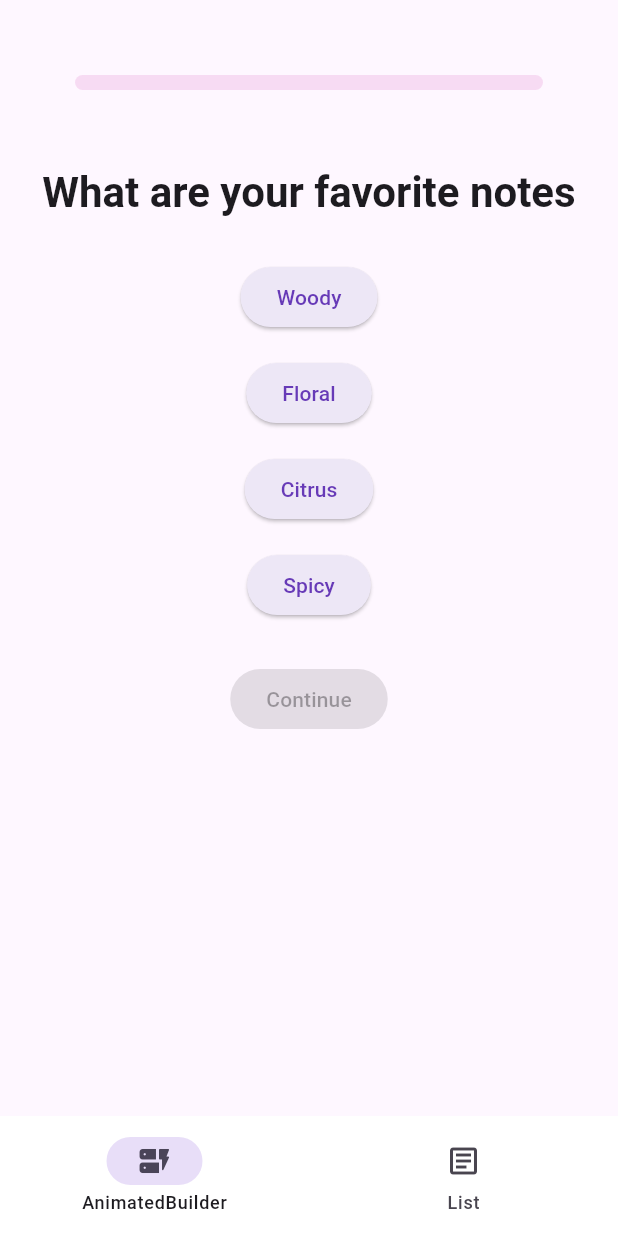
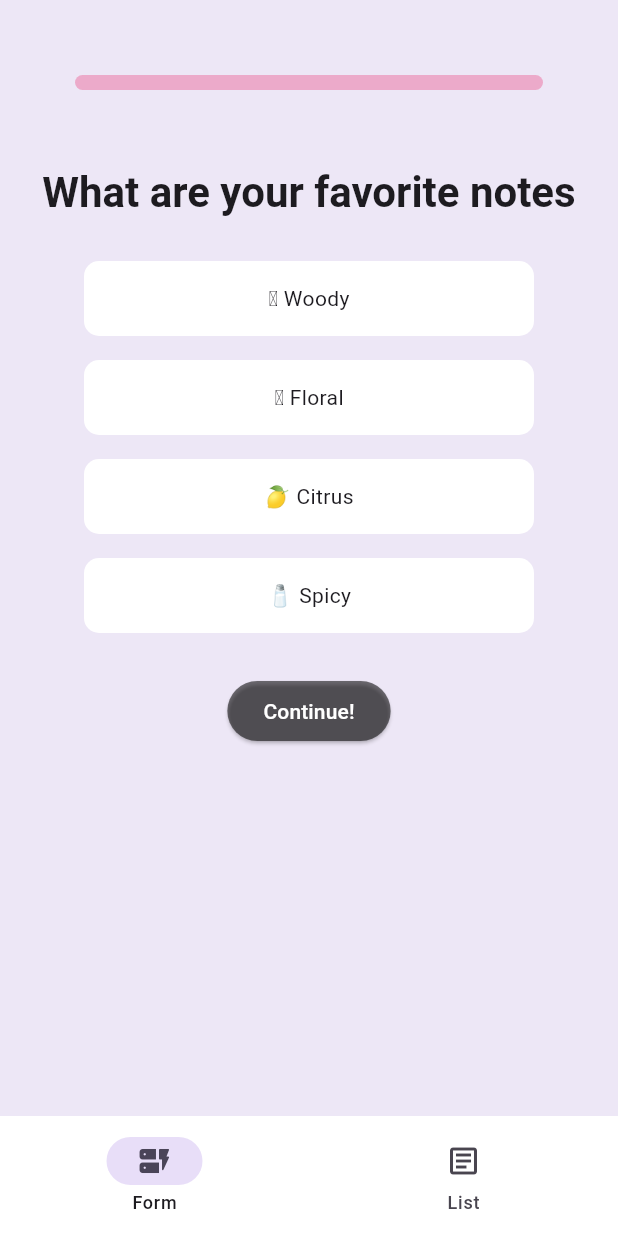
Before and after one commit to sidneyaguirre/animations, a Flutter app: the screen it shows after launch, on a phone screen of 412 x 824 dp. Run offline on Flutter 3.47's test engine with Material 2 defaults, Android fonts, the phone set to English and light mode, and no system bars; our stand-ins replace go_router.

Commit message:
+ progress on continue

```diff
--- a/lib/src/animated_widgets/form.dart
+++ b/lib/src/animated_widgets/form.dart
@@ -1,4 +1,3 @@
-import 'package:animations/animations.dart';
 import 'package:flutter/material.dart';
 import 'package:go_router/go_router.dart';
 
@@ -8,6 +7,7 @@ class FormScreen extends StatelessWidget {
   @override
   Widget build(BuildContext context) {
     return Scaffold(
+      backgroundColor: Colors.deepPurple.shade50,
       body: Center(
         child: PerfumeForm(),
       ),
@@ -26,71 +26,72 @@ class _PerfumeFormState extends State<PerfumeForm> {
   static const List<Map<String, List<String>>> _questions = [
     {
       'What are your favorite notes': [
-        'Woody',
-        'Floral',
-        'Citrus',
-        'Spicy',
+        '🪵 Woody',
+        '🪷 Floral',
+        '🍋 Citrus',
+        '🧂 Spicy',
       ],
     },
     {
       'What perfume longevity do you prefer?': [
-        'Weak',
-        'Moderate',
-        'Long lasting',
-        'Eternal'
+        '☁️ Weak',
+        '🌥 Moderate',
+        '⛅️ Long lasting',
+        '☀️ Eternal'
       ]
     },
     {
       'What perfume sillage do you prefer?': [
-        'Intimate',
-        'Moderate',
-        'Strong',
-        'Enormous',
+        '🔇 Intimate',
+        '🔈 Moderate',
+        '🔉 Strong',
+        '🔊 Enormous',
       ]
     },
     {
       'What gender perfume are you looking for?': [
-        'Female',
-        'Unisex',
-        'Male',
+        '🌔 Female',
+        '🌗 Unisex',
+        '🌖 Male',
       ]
     },
     {
       'What perfume category are you looking for?': [
-        'Catalog',
-        'Commercial',
-        'Niche',
+        '🗂 Catalog',
+        '🛍️ Commercial',
+        '🧧 Niche',
       ]
     },
   ];
 
-  final _responses = <double>[];
+  final _responses = <String>[];
 
   double _formProgress = 0.0;
   int _questionIndex = 0;
+  String? _response;
 
-  bool _canContinue() {
-    return _responses.length - 1 == _questionIndex &&
-        _questionIndex < _questions.length - 1;
-  }
-
-  void _continue() {
-    _questionIndex += 1;
+  @override
+  void didChangeDependencies() {
+    super.didChangeDependencies();
+    _response = null;
     setState(() {});
   }
 
   void _showPerfumeScreen() {
+    _responses.add(_response!);
     context.go('/perfume');
   }
 
+  void _onSelectResponse(String value) {
+    _response = value;
+    setState(() {});
+  }
+
   void _updateFormProgress() {
-    _responses.add(_formProgress);
+    _responses.add(_response!);
+    _questionIndex += 1;
+    _formProgress += 1 / _questions.length;
 
-    if (_responses.length - 1 == _questionIndex) {
-      _formProgress += 1 / _questions.length;
-    } else if (_responses.length > _questionIndex) {
-      _responses.removeLast();
-    }
     setState(() {});
   }
 
@@ -98,12 +99,16 @@ class _PerfumeFormState extends State<PerfumeForm> {
   Widget build(BuildContext context) {
     var question = _questions.elementAt(_questionIndex);
 
-    return Column(
+    return AnimatedSwitcher(
+      duration: Duration(milliseconds: 500),
+      child: Column(
         mainAxisSize: MainAxisSize.max,
         children: [
           AnimatedProgressIndicator(progress: _formProgress),
           FormQuestion(
-          onSelectedOption: _updateFormProgress,
+            onSelectedOption: (String value) {
+              _onSelectResponse.call(value);
+            },
             options: question.values.first,
             question: question.keys.first,
           ),
@@ -124,17 +129,20 @@ class _PerfumeFormState extends State<PerfumeForm> {
                       : Colors.black54;
                 }),
               ),
-            onPressed: _canContinue()
-                ? _continue
-                : _responses.length == 5
+              onPressed:
+                  _response != null && _questionIndex < _questions.length - 1
+                      ? _updateFormProgress
+                      : _responses.length < _questions.length
                           ? _showPerfumeScreen
                           : null,
-            child: _formProgress != 1 && _questionIndex < _questions.length - 1
-                ? const Text('Continue')
-                : Text('Finish!'),
+              child:
+                  _response != null && _questionIndex == _questions.length - 1
+                      ? const Text('Finish')
+                      : const Text('Continue!'),
             ),
           ),
         ],
+      ),
     );
   }
 }
@@ -169,23 +177,19 @@ class _AnimatedProgressIndicatorState extends State<AnimatedProgressIndicator>
 
     final colorTween = TweenSequence([
       TweenSequenceItem(
-        tween: ColorTween(
-            begin: AppTheme.violetPastel, end: AppTheme.salmonPastel),
+        tween: ColorTween(begin: Colors.pink, end: Colors.red),
         weight: 1,
       ),
       TweenSequenceItem(
-        tween: ColorTween(
-            begin: AppTheme.salmonPastel, end: AppTheme.orangePastel),
+        tween: ColorTween(begin: Colors.red, end: Colors.orange),
         weight: 1,
       ),
       TweenSequenceItem(
-        tween: ColorTween(
-            begin: AppTheme.orangePastel, end: AppTheme.yellowPastel),
+        tween: ColorTween(begin: Colors.orange, end: Colors.yellow),
         weight: 1,
       ),
       TweenSequenceItem(
-        tween: ColorTween(
-            begin: AppTheme.yellowPastel, end: AppTheme.greenApplePastel),
+        tween: ColorTween(begin: Colors.yellow, end: Colors.green),
         weight: 1,
       ),
     ]);
@@ -209,7 +213,7 @@ class _AnimatedProgressIndicatorState extends State<AnimatedProgressIndicator>
         child: ClipRRect(
           borderRadius: BorderRadius.all(Radius.circular(10)),
           child: LinearProgressIndicator(
-            backgroundColor: _colorAnimation.value?.withOpacity(0.5),
+            backgroundColor: _colorAnimation.value?.withOpacity(0.3),
             minHeight: 10.0,
             value: _curveAnimation.value,
             valueColor: _colorAnimation,
@@ -228,7 +232,7 @@ class FormQuestion extends StatefulWidget {
     required this.question,
   });
 
-  final VoidCallback onSelectedOption;
+  final Function(String) onSelectedOption;
   final List<String> options;
   final String question;
 
@@ -247,6 +251,45 @@ class _FormQuestionState extends State<FormQuestion> {
     }
   }
 
+  List<Widget> _buildOptionCards() {
+    final options = <Widget>[];
+    for (var bIndex = 0; bIndex < widget.options.length; bIndex++) {
+      final selected = _selectedIndex != null && _selectedIndex == bIndex;
+
+      options.add(
+        Padding(
+          padding: const EdgeInsets.all(8),
+          child: GestureDetector(
+            onTap: () {
+              _selectedIndex = bIndex;
+              widget.onSelectedOption.call(widget.options.elementAt(bIndex));
+            },
+            child: Container(
+              decoration: BoxDecoration(
+                border: selected
+                    ? Border.all(color: Colors.deepPurple.shade300, width: 2)
+                    : null,
+                borderRadius: const BorderRadius.all(Radius.circular(10)),
+                color: selected ? Colors.deepPurple.shade100 : Colors.white,
+              ),
+              alignment: Alignment.center,
+              height: 50,
+              width: 300,
+              child: Text(
+                widget.options.elementAt(bIndex),
+                style: TextStyle(
+                  fontWeight: selected ? FontWeight.bold : FontWeight.normal,
+                ),
+              ),
+            ),
+          ),
+        ),
+      );
+    }
+
+    return options;
+  }
+
   @override
   Widget build(BuildContext context) {
     return Column(
@@ -259,30 +302,7 @@ class _FormQuestionState extends State<FormQuestion> {
               ),
         ),
         SizedBox(height: 20.0),
-        for (var bIndex = 0; bIndex < widget.options.length; bIndex++)
-          Padding(
-            padding: const EdgeInsets.all(8),
-            child: ElevatedButton(
-              onPressed: () {
-                _selectedIndex = bIndex;
-                widget.onSelectedOption.call();
-              },
-              style: ButtonStyle(
-                backgroundColor:
-                    _selectedIndex != null && _selectedIndex == bIndex
-                        ? MaterialStateProperty.resolveWith(
-                            (states) => Colors.deepPurple.shade300)
-                        : MaterialStateProperty.resolveWith(
-                            (states) => Colors.deepPurple.shade50),
-                foregroundColor: MaterialStateProperty.resolveWith(
-                  _selectedIndex != null && _selectedIndex == bIndex
-                      ? (states) => Colors.white
-                      : (states) => Colors.deepPurple,
-                ),
-              ),
-              child: Text(widget.options.elementAt(bIndex)),
-            ),
-          ),
+        ..._buildOptionCards(),
       ],
     );
   }
--- a/lib/src/config/app.dart
+++ b/lib/src/config/app.dart
@@ -44,7 +44,7 @@ final GoRouter _router = GoRouter(
         GoRoute(
           path: '/a',
           builder: (BuildContext context, GoRouterState state) {
-            return Center(child: const Text('Child Route "/b"'));
+            return Center(child: const ListOfElements());
           },
         ),
       ],
--- a/lib/src/config/destinations.dart
+++ b/lib/src/config/destinations.dart
@@ -11,6 +11,6 @@ class Destination {
 }
 
 const List<Destination> destinations = <Destination>[
-  Destination(Icons.dynamic_form_rounded, 'AnimatedBuilder'),
+  Destination(Icons.dynamic_form_rounded, 'Form'),
   Destination(Icons.article_outlined, 'List'),
 ];
--- a/lib/src/pages/home.dart
+++ b/lib/src/pages/home.dart
@@ -37,7 +37,7 @@ class _HomeState extends State<Home> with SingleTickerProviderStateMixin {
   void didChangeDependencies() {
     super.didChangeDependencies();
 
-    final width = MediaQuery.of(context).size.width;
+    final width = MediaQuery.sizeOf(context).width;
 
     final status = _controller.status;
 
--- a/pubspec.yaml
+++ b/pubspec.yaml
@@ -10,6 +10,7 @@ dependencies:
   flutter:
     sdk: flutter
   go_router: ^10.1.2
+  http: ^1.1.0
 
 dev_dependencies:
   flutter_test:
```
Also changed, not shown: lib/src/animated_widgets/about.dart (+41 -3 lines), lib/main.dart (line endings or trailing spaces), lib/src/config/animations.dart (indentation only), lib/src/widgets/bottom_nav_bar.dart (line endings or trailing spaces), lib/src/widgets/star_button.dart (line endings or trailing spaces), pubspec.lock. Lines whose indentation alone changed are shown as unchanged.
